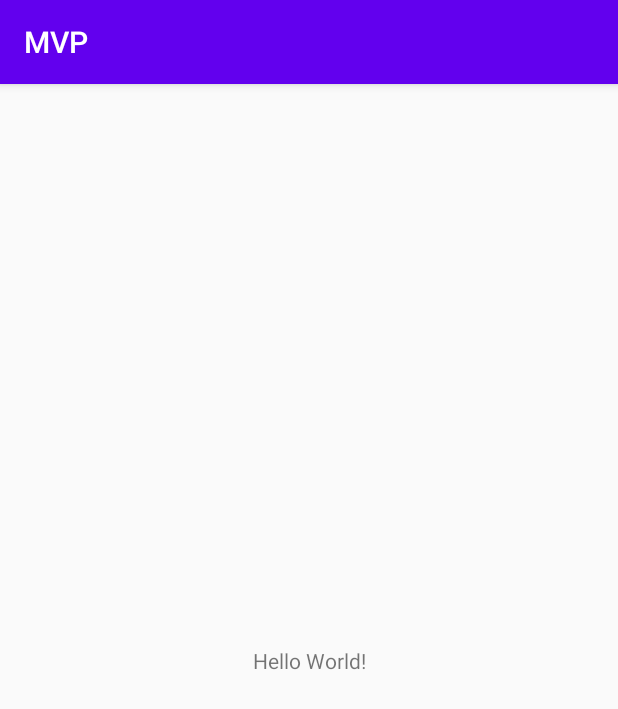
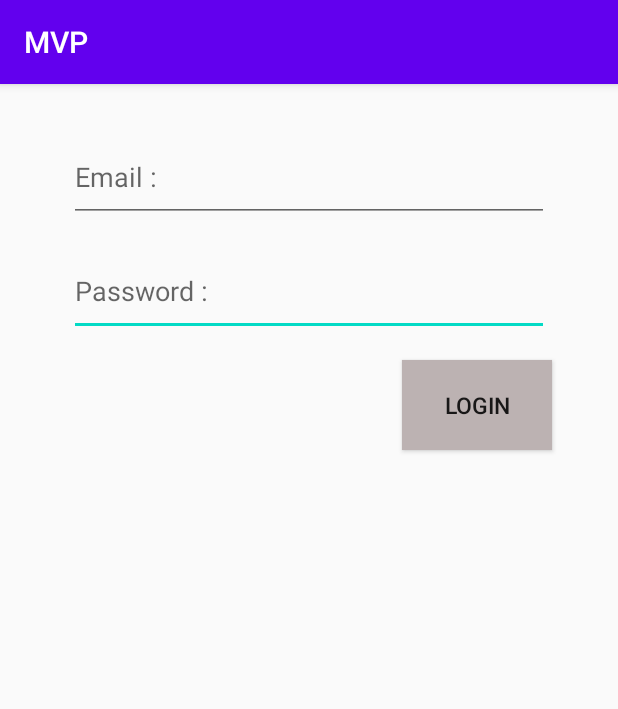
Before and after one commit to ArmanZiaei83/MVP, an Android app: the screen it shows after launch (MainActivity), on a phone screen of 412 x 824 dp. Shown: the top 709 px of the screen. Run offline under Robolectric (Android 15) with nearby library versions, the phone set to English and light mode, and no system bars.

Commit message:
Feats UI Components : ui components added & matched to MainActicity

```diff
--- a/app/src/main/java/com/example/mvp/MainActivity.java
+++ b/app/src/main/java/com/example/mvp/MainActivity.java
@@ -3,12 +3,30 @@ package com.example.mvp;
 import androidx.appcompat.app.AppCompatActivity;
 
 import android.os.Bundle;
+import android.view.View;
+import android.widget.Button;
+import android.widget.EditText;
 
 public class MainActivity extends AppCompatActivity {
+
+    public EditText email, password;
 
     @Override
     protected void onCreate(Bundle savedInstanceState) {
         super.onCreate(savedInstanceState);
         setContentView(R.layout.activity_main);
+
+        email = (EditText) findViewById(R.id.email);
+        password = (EditText) findViewById(R.id.password);
+
+        Button loginBtn = (Button) findViewById(R.id.btn_login);
+
+        loginBtn.setOnClickListener(new View.OnClickListener() {
+            @Override
+            public void onClick(View v) {
+
+            }
+        });
+
     }
 }
--- a/app/src/main/res/layout/activity_main.xml
+++ b/app/src/main/res/layout/activity_main.xml
@@ -6,13 +6,52 @@
     android:layout_height="match_parent"
     tools:context=".MainActivity">
 
-    <TextView
-        android:layout_width="wrap_content"
-        android:layout_height="wrap_content"
-        android:text="Hello World!"
-        app:layout_constraintBottom_toBottomOf="parent"
-        app:layout_constraintLeft_toLeftOf="parent"
-        app:layout_constraintRight_toRightOf="parent"
+    <EditText
+        android:id="@+id/password"
+        android:layout_width="320dp"
+        android:layout_height="60dp"
+        android:hint="Password :"
+        android:layout_marginStart="8dp"
+        android:layout_marginLeft="8dp"
+        android:layout_marginTop="16dp"
+        android:layout_marginEnd="8dp"
+        android:layout_marginRight="8dp"
+        android:ems="10"
+        android:inputType="textPassword"
+        app:layout_constraintEnd_toEndOf="parent"
+        app:layout_constraintStart_toStartOf="parent"
+        app:layout_constraintTop_toBottomOf="@+id/email" />
+
+    <EditText
+        android:id="@+id/email"
+        android:layout_width="320dp"
+        android:layout_height="60dp"
+        android:hint="Email :"
+        android:layout_marginStart="8dp"
+        android:layout_marginLeft="8dp"
+        android:layout_marginTop="32dp"
+        android:layout_marginEnd="8dp"
+        android:layout_marginRight="8dp"
+        android:ems="10"
+        android:inputType="textEmailAddress"
+        app:layout_constraintEnd_toEndOf="parent"
+        app:layout_constraintStart_toStartOf="parent"
         app:layout_constraintTop_toTopOf="parent" />
 
+    <Button
+        android:id="@+id/btn_login"
+        android:layout_width="100dp"
+        android:layout_height="60dp"
+        android:layout_marginStart="8dp"
+        android:layout_marginLeft="8dp"
+        android:layout_marginTop="16dp"
+        android:layout_marginEnd="8dp"
+        android:layout_marginRight="8dp"
+        android:background="#BCB2B2"
+        android:text="login"
+        android:textSize="15sp"
+        app:layout_constraintEnd_toEndOf="parent"
+        app:layout_constraintHorizontal_bias="0.879"
+        app:layout_constraintStart_toStartOf="parent"
+        app:layout_constraintTop_toBottomOf="@+id/password" />
 </androidx.constraintlayout.widget.ConstraintLayout>
```
